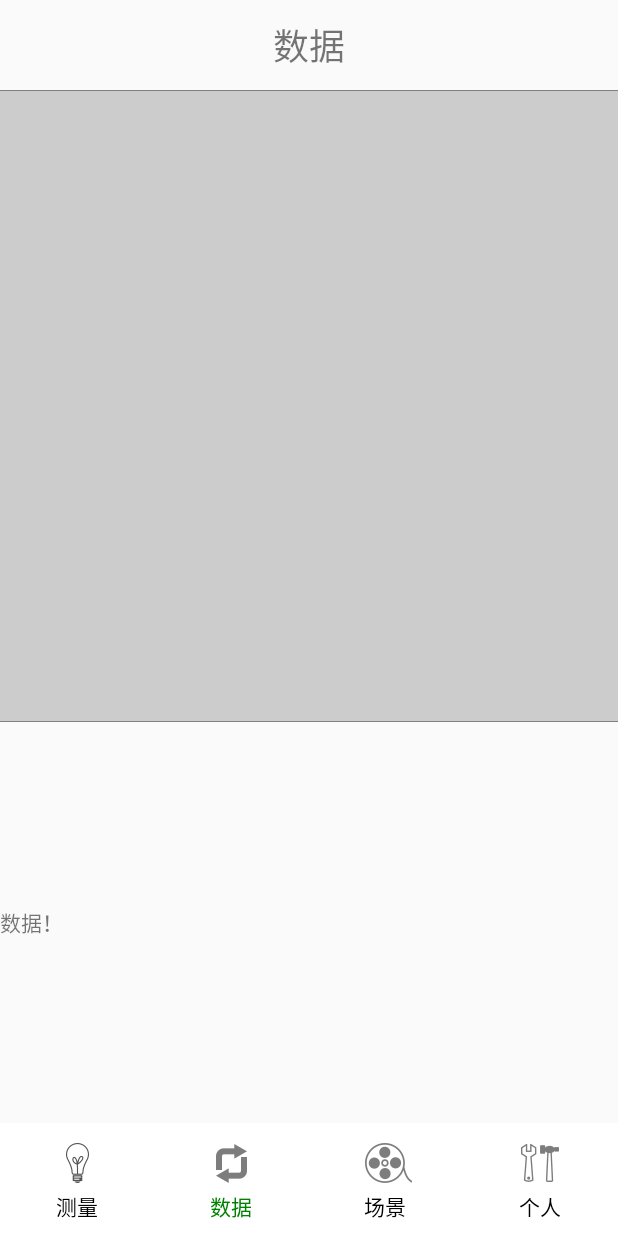
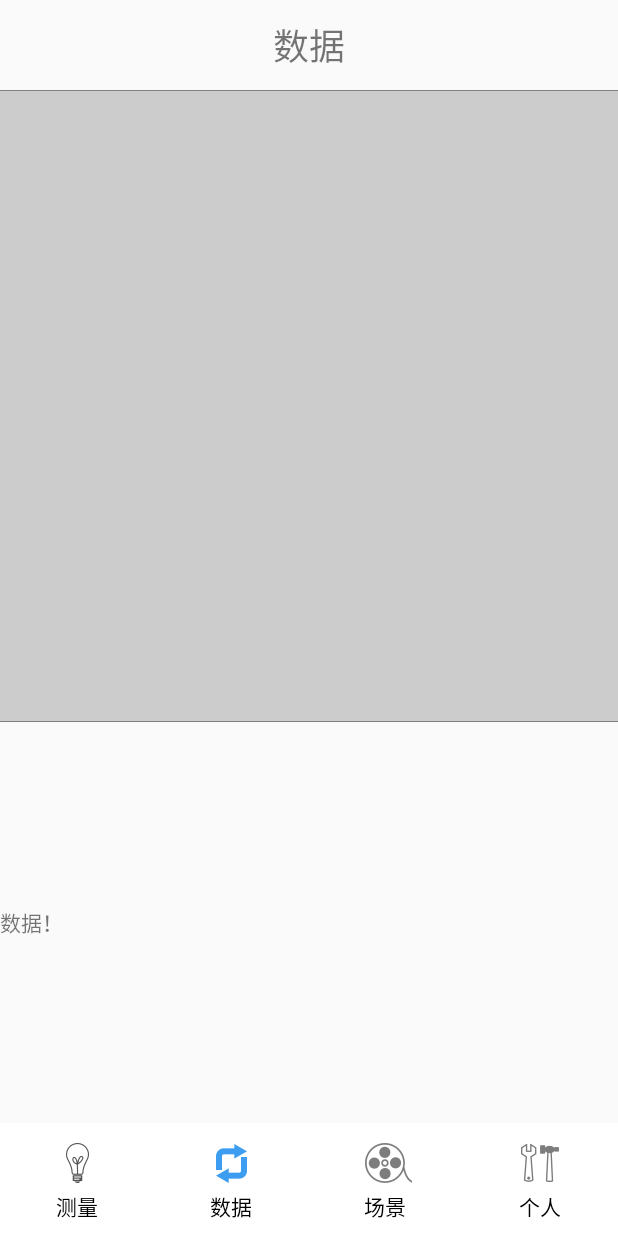
Before and after one commit to maelook/smartone, an Android app: the FirstActivity screen opened directly, with no data from a screen before it, after a tap on "数据", on a phone screen of 412 x 824 dp. Run offline under Robolectric (Android 15) with nearby library versions, the phone set to English and light mode, and no system bars; 10 statements that could not run were skipped; 1 other tap on this screen came first.

Commit message:
FirstActivity修改版

```diff
--- a/app/src/main/java/com/maelook/View/FirstActivity.java
+++ b/app/src/main/java/com/maelook/View/FirstActivity.java
@@ -70,8 +70,8 @@ public class FirstActivity extends FragmentActivity implements View.OnClickListe
         initViews();
         //默认选中首页并且颜色有所改变
         ClickMeasureBtn();
-        measure_image.setBackgroundResource(R.mipmap.framenu2);
-        measure_text.setTextColor(getResources().getColor(R.color.green));
+        measure_image.setImageResource(R.mipmap.framenu2);
+        measure_text.setTextColor(getResources().getColor(R.color.deep_blue));
     }
     /**
      *
@@ -108,26 +108,26 @@ public class FirstActivity extends FragmentActivity implements View.OnClickListe
         clearState();
         switch (v.getId()){
             case R.id.measure_layout:
-                measure_image.setBackgroundResource(R.mipmap.framenu2);
-                measure_text.setTextColor(getResources().getColor(R.color.green));
+                measure_image.setImageResource(R.mipmap.framenu2);
+                measure_text.setTextColor(getResources().getColor(R.color.deep_blue));
                 ClickMeasureBtn();
                 break;
 
             case R.id.data_layout:
-                data_image.setBackgroundResource(R.mipmap.framenu4);
-                data_text.setTextColor(getResources().getColor(R.color.green));
+                data_image.setImageResource(R.mipmap.framenu4);
+                data_text.setTextColor(getResources().getColor(R.color.deep_blue));
                 ClickDataBtn();
                 break;
 
             case R.id.scene_layout:
-                scene_image.setBackgroundResource(R.mipmap.framenu6);
-                scene_text.setTextColor(getResources().getColor(R.color.green));
+                scene_image.setImageResource(R.mipmap.framenu6);
+                scene_text.setTextColor(getResources().getColor(R.color.deep_blue));
                 ClickSceneBtn();
                 break;
 
             case R.id.setting_layout:
-                setting_image.setBackgroundResource(R.mipmap.framenu8);
-                setting_text.setTextColor(getResources().getColor(R.color.green));
+                setting_image.setImageResource(R.mipmap.framenu8);
+                setting_text.setTextColor(getResources().getColor(R.color.deep_blue));
                 ClickSettingBtn();
                 break;
             default:
@@ -137,10 +137,10 @@ public class FirstActivity extends FragmentActivity implements View.OnClickListe
     }
     public void clearState(){
         // 未选中时的图片
-        measure_image.setBackgroundResource(R.mipmap.framenu1);
-        data_image.setBackgroundResource(R.mipmap.framenu3);
-        scene_image.setBackgroundResource(R.mipmap.framenu5);
-        setting_image.setBackgroundResource(R.mipmap.framenu7);
+        measure_image.setImageResource(R.mipmap.framenu1);
+        data_image.setImageResource(R.mipmap.framenu3);
+        scene_image.setImageResource(R.mipmap.framenu5);
+        setting_image.setImageResource(R.mipmap.framenu7);
 
         // 未选中时字体颜色
         measure_text.setTextColor(getResources().getColor(R.color.black));
```
